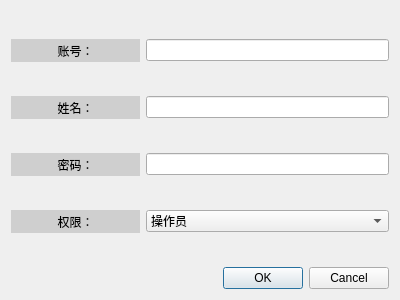
First picture: the form in Forms/adduserdialog.ui, repository zhengshihao1218/newsoft, before the edit.
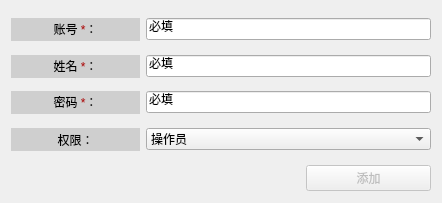
Second picture: the form after the edit. Icons and pictures are not drawn.

```diff
--- a/Forms/adduserdialog.ui
+++ b/Forms/adduserdialog.ui
@@ -6,8 +6,8 @@
    <rect>
     <x>0</x>
     <y>0</y>
-    <width>400</width>
-    <height>300</height>
+    <width>442</width>
+    <height>203</height>
    </rect>
   </property>
   <property name="windowTitle">
@@ -39,7 +39,7 @@
 color: black; /* 可选，设置文字颜色 */</string>
        </property>
        <property name="text">
-        <string>账号：</string>
+        <string>&lt;html&gt;&lt;head/&gt;&lt;body&gt;&lt;p&gt;账号 &lt;span style=&quot; color:#aa0000;&quot;&gt;*&lt;/span&gt;：&lt;/p&gt;&lt;/body&gt;&lt;/html&gt;</string>
        </property>
        <property name="alignment">
         <set>Qt::AlignCenter</set>
@@ -47,7 +47,11 @@
       </widget>
      </item>
      <item row="1" column="1">
-      <widget class="QLineEdit" name="lineEdit"/>
+      <widget class="QLineEdit" name="lineEdit_id">
+       <property name="text">
+        <string>必填</string>
+       </property>
+      </widget>
      </item>
      <item row="3" column="0">
       <widget class="QLabel" name="label_sensor_10">
@@ -68,7 +72,7 @@
 color: black; /* 可选，设置文字颜色 */</string>
        </property>
        <property name="text">
-        <string>姓名：</string>
+        <string>&lt;html&gt;&lt;head/&gt;&lt;body&gt;&lt;p&gt;姓名 &lt;span style=&quot; color:#aa0000;&quot;&gt;*&lt;/span&gt;：&lt;/p&gt;&lt;/body&gt;&lt;/html&gt;</string>
        </property>
        <property name="alignment">
         <set>Qt::AlignCenter</set>
@@ -94,7 +98,7 @@
 color: black; /* 可选，设置文字颜色 */</string>
        </property>
        <property name="text">
-        <string>密码：</string>
+        <string>&lt;html&gt;&lt;head/&gt;&lt;body&gt;&lt;p&gt;密码 &lt;span style=&quot; color:#aa0000;&quot;&gt;*&lt;/span&gt;：&lt;/p&gt;&lt;/body&gt;&lt;/html&gt;</string>
        </property>
        <property name="alignment">
         <set>Qt::AlignCenter</set>
@@ -128,10 +132,21 @@
       </widget>
      </item>
      <item row="3" column="1">
-      <widget class="QLineEdit" name="lineEdit_2"/>
+      <widget class="QLineEdit" name="lineEdit_name">
+       <property name="text">
+        <string>必填</string>
+       </property>
+      </widget>
      </item>
      <item row="5" column="1">
-      <widget class="QLineEdit" name="lineEdit_3"/>
+      <widget class="QLineEdit" name="lineEdit_password">
+       <property name="toolTip">
+        <string>必填项</string>
+       </property>
+       <property name="text">
+        <string>必填</string>
+       </property>
+      </widget>
      </item>
      <item row="7" column="1">
       <widget class="QComboBox" name="comboBox">
@@ -220,14 +235,72 @@
     </layout>
    </item>
    <item>
-    <widget class="QDialogButtonBox" name="buttonBox">
-     <property name="orientation">
-      <enum>Qt::Horizontal</enum>
-     </property>
-     <property name="standardButtons">
-      <set>QDialogButtonBox::Cancel|QDialogButtonBox::Ok</set>
-     </property>
-    </widget>
+    <layout class="QHBoxLayout" name="horizontalLayout">
+     <item>
+      <spacer name="horizontalSpacer_2">
+       <property name="orientation">
+        <enum>Qt::Horizontal</enum>
+       </property>
+       <property name="sizeHint" stdset="0">
+        <size>
+         <width>40</width>
+         <height>20</height>
+        </size>
+       </property>
+      </spacer>
+     </item>
+     <item>
+      <widget class="QLabel" name="error_info">
+       <property name="text">
+        <string>&lt;html&gt;&lt;head/&gt;&lt;body&gt;&lt;p&gt;&lt;br/&gt;&lt;/p&gt;&lt;/body&gt;&lt;/html&gt;</string>
+       </property>
+      </widget>
+     </item>
+     <item>
+      <spacer name="horizontalSpacer">
+       <property name="orientation">
+        <enum>Qt::Horizontal</enum>
+       </property>
+       <property name="sizeHint" stdset="0">
+        <size>
+         <width>40</width>
+         <height>20</height>
+        </size>
+       </property>
+      </spacer>
+     </item>
+     <item>
+      <widget class="QPushButton" name="pushButton">
+       <property name="enabled">
+        <bool>false</bool>
+       </property>
+       <property name="minimumSize">
+        <size>
+         <width>125</width>
+         <height>0</height>
+        </size>
+       </property>
+       <property name="maximumSize">
+        <size>
+         <width>125</width>
+         <height>16777215</height>
+        </size>
+       </property>
+       <property name="font">
+        <font>
+         <bold>false</bold>
+         <hintingpreference>PreferDefaultHinting</hintingpreference>
+        </font>
+       </property>
+       <property name="layoutDirection">
+        <enum>Qt::LeftToRight</enum>
+       </property>
+       <property name="text">
+        <string>添加</string>
+       </property>
+      </widget>
+     </item>
+    </layout>
    </item>
   </layout>
  </widget>
```
Left out of the diff: 44 changed lines with no effect on the pictures.
